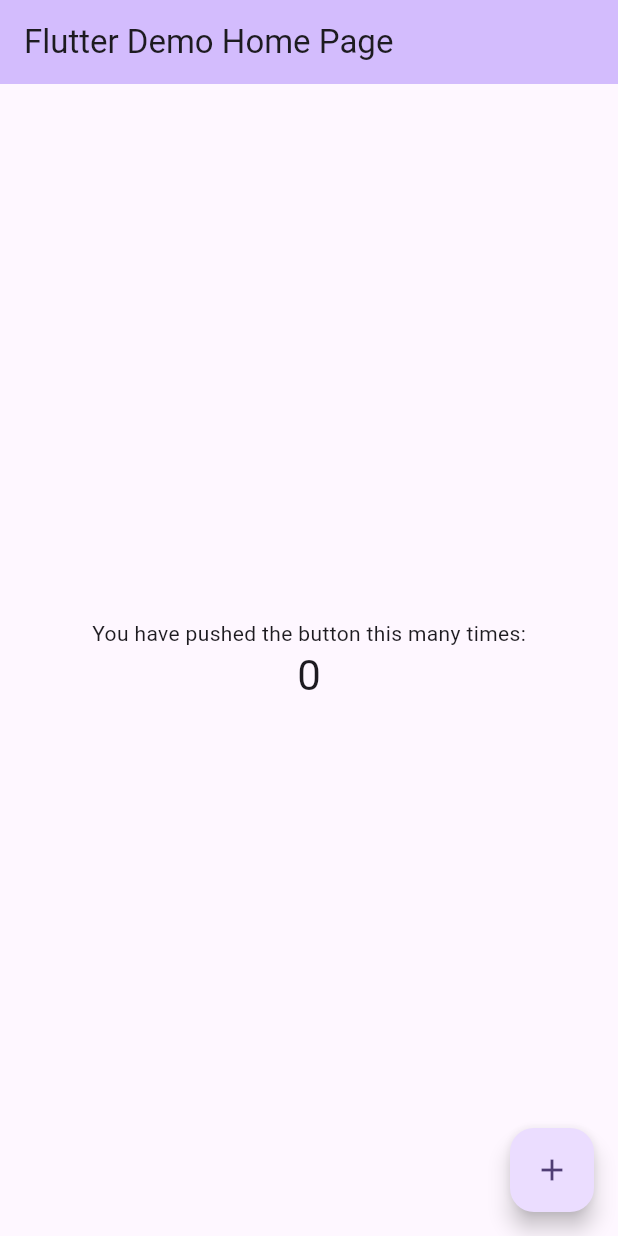
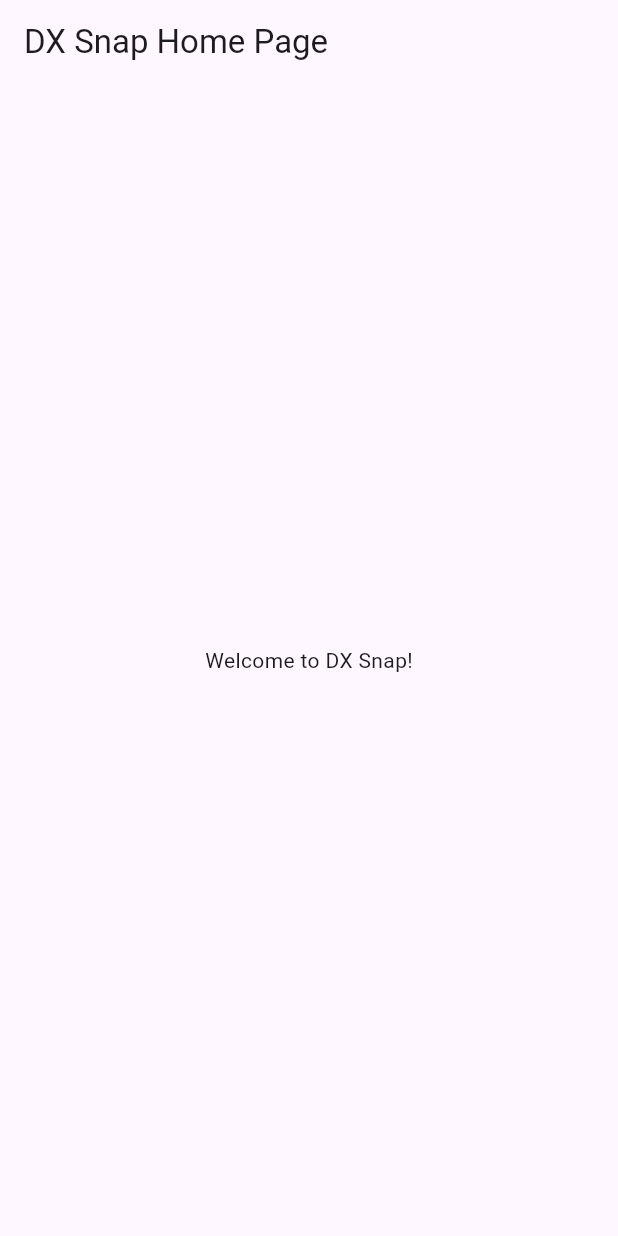
Before and after one commit to DimitriLaPoudre/DX-Snap, a Flutter app: the screen it shows after launch, on a phone screen of 412 x 824 dp. Run offline on Flutter 3.47's test engine with Material 3 defaults, Android fonts, the phone set to English and light mode, and no system bars.

Commit message:
feat: Added client base

```diff
--- a/client/lib/main.dart
+++ b/client/lib/main.dart
@@ -1,4 +1,6 @@
 import 'package:flutter/material.dart';
+
+import 'menu/home_page.dart';
 
 void main() {
   runApp(const MyApp());
@@ -7,116 +9,14 @@ void main() {
 class MyApp extends StatelessWidget {
   const MyApp({super.key});
 
-  // This widget is the root of your application.
   @override
   Widget build(BuildContext context) {
     return MaterialApp(
-      title: 'Flutter Demo',
+      title: 'DX Snap',
       theme: ThemeData(
-        // This is the theme of your application.
-        //
-        // TRY THIS: Try running your application with "flutter run". You'll see
-        // the application has a purple toolbar. Then, without quitting the app,
-        // try changing the seedColor in the colorScheme below to Colors.green
-        // and then invoke "hot reload" (save your changes or press the "hot
-        // reload" button in a Flutter-supported IDE, or press "r" if you used
-        // the command line to start the app).
-        //
-        // Notice that the counter didn't reset back to zero; the application
-        // state is not lost during the reload. To reset the state, use hot
-        // restart instead.
-        //
-        // This works for code too, not just values: Most code changes can be
-        // tested with just a hot reload.
         colorScheme: ColorScheme.fromSeed(seedColor: Colors.deepPurple),
       ),
-      home: const MyHomePage(title: 'Flutter Demo Home Page'),
+      home: const HomePage(),
     );
   }
 }
-
-class MyHomePage extends StatefulWidget {
-  const MyHomePage({super.key, required this.title});
-
-  // This widget is the home page of your application. It is stateful, meaning
-  // that it has a State object (defined below) that contains fields that affect
-  // how it looks.
-
-  // This class is the configuration for the state. It holds the values (in this
-  // case the title) provided by the parent (in this case the App widget) and
-  // used by the build method of the State. Fields in a Widget subclass are
-  // always marked "final".
-
-  final String title;
-
-  @override
-  State<MyHomePage> createState() => _MyHomePageState();
-}
-
-class _MyHomePageState extends State<MyHomePage> {
-  int _counter = 0;
-
-  void _incrementCounter() {
-    setState(() {
-      // This call to setState tells the Flutter framework that something has
-      // changed in this State, which causes it to rerun the build method below
-      // so that the display can reflect the updated values. If we changed
-      // _counter without calling setState(), then the build method would not be
-      // called again, and so nothing would appear to happen.
-      _counter++;
-    });
-  }
-
-  @override
-  Widget build(BuildContext context) {
-    // This method is rerun every time setState is called, for instance as done
-    // by the _incrementCounter method above.
-    //
-    // The Flutter framework has been optimized to make rerunning build methods
-    // fast, so that you can just rebuild anything that needs updating rather
-    // than having to individually change instances of widgets.
-    return Scaffold(
-      appBar: AppBar(
-        // TRY THIS: Try changing the color here to a specific color (to
-        // Colors.amber, perhaps?) and trigger a hot reload to see the AppBar
-        // change color while the other colors stay the same.
-        backgroundColor: Theme.of(context).colorScheme.inversePrimary,
-        // Here we take the value from the MyHomePage object that was created by
-        // the App.build method, and use it to set our appbar title.
-        title: Text(widget.title),
-      ),
-      body: Center(
-        // Center is a layout widget. It takes a single child and positions it
-        // in the middle of the parent.
-        child: Column(
-          // Column is also a layout widget. It takes a list of children and
-          // arranges them vertically. By default, it sizes itself to fit its
-          // children horizontally, and tries to be as tall as its parent.
-          //
-          // Column has various properties to control how it sizes itself and
-          // how it positions its children. Here we use mainAxisAlignment to
-          // center the children vertically; the main axis here is the vertical
-          // axis because Columns are vertical (the cross axis would be
-          // horizontal).
-          //
-          // TRY THIS: Invoke "debug painting" (choose the "Toggle Debug Paint"
-          // action in the IDE, or press "p" in the console), to see the
-          // wireframe for each widget.
-          mainAxisAlignment: MainAxisAlignment.center,
-          children: <Widget>[
-            const Text('You have pushed the button this many times:'),
-            Text(
-              '$_counter',
-              style: Theme.of(context).textTheme.headlineMedium,
-            ),
-          ],
-        ),
-      ),
-      floatingActionButton: FloatingActionButton(
-        onPressed: _incrementCounter,
-        tooltip: 'Increment',
-        child: const Icon(Icons.add),
-      ), // This trailing comma makes auto-formatting nicer for build methods.
-    );
-  }
-}
--- /dev/null
+++ b/client/lib/menu/home_page.dart
@@ -0,0 +1,40 @@
+import 'package:flutter/material.dart';
+
+import '../network/tcp_client.dart';
+
+class HomePage extends StatefulWidget {
+  const HomePage({super.key});
+
+  @override
+  State<HomePage> createState() => _HomePageState();
+}
+
+class _HomePageState extends State<HomePage> {
+  final TcpClient _tcpClient = TcpClient();
+
+  @override
+  void initState() {
+    super.initState();
+    connectToServer();
+  }
+
+  void connectToServer() {
+    try {
+      _tcpClient.connect('127.0.0.1', 8080);
+    } catch (e) {
+      debugPrint("Error connecting to server: $e");
+    }
+  }
+
+  @override
+  Widget build(BuildContext context) {
+    return Scaffold(
+      appBar: AppBar(
+        title: const Text('DX Snap Home Page'),
+      ),
+      body: const Center(
+        child: Text('Welcome to DX Snap!'),
+      ),
+    );
+  }
+}
--- a/client/pubspec.yaml
+++ b/client/pubspec.yaml
@@ -19,7 +19,7 @@ publish_to: 'none' # Remove this line if you wish to publish to pub.dev
 version: 1.0.0+1
 
 environment:
-  sdk: ^3.8.1
+  sdk: ^3.8.0
 
 # Dependencies specify other packages that your package needs in order to work.
 # To automatically upgrade your package dependencies to the latest versions
```
Also changed, not shown: client/lib/network/tcp_client.dart (added, +51 -0 lines), client/lib/tools.dart (added, +7 -0 lines), client/pubspec.lock, 47 other files.
